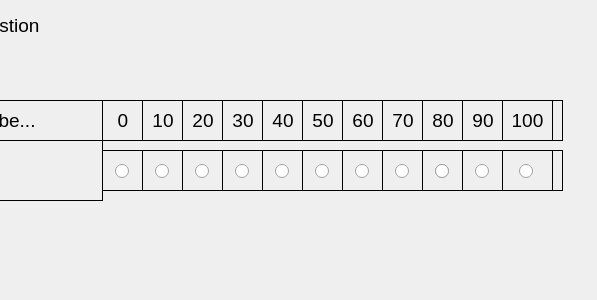
Old version of the form surveys/trust_survey.ui in the repository nickconlon/etgoa_evaluation; both pictures show x 303 to 900 and y 0 to 300 of the 900 by 300 pixel window.
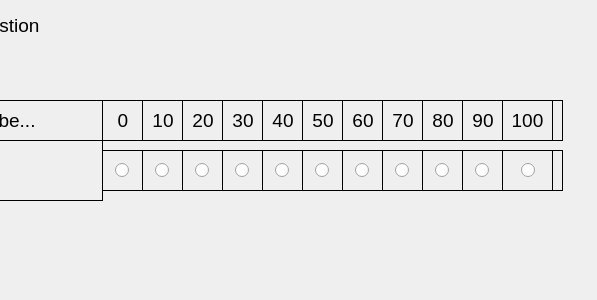
New version of the form.

Commit message: updates to surveys. removing automated surveys from UI

The edit to the form file:
```diff
--- a/surveys/trust_survey.ui
+++ b/surveys/trust_survey.ui
@@ -60,9 +60,9 @@
      <property name="geometry">
       <rect>
        <x>13</x>
-       <y>10</y>
-       <width>16</width>
-       <height>23</height>
+       <y>0</y>
+       <width>31</width>
+       <height>41</height>
       </rect>
      </property>
      <property name="font">
@@ -102,9 +102,9 @@
      <property name="geometry">
       <rect>
        <x>13</x>
-       <y>10</y>
-       <width>16</width>
-       <height>23</height>
+       <y>0</y>
+       <width>31</width>
+       <height>41</height>
       </rect>
      </property>
      <property name="font">
@@ -144,9 +144,9 @@
      <property name="geometry">
       <rect>
        <x>13</x>
-       <y>10</y>
-       <width>16</width>
-       <height>23</height>
+       <y>0</y>
+       <width>31</width>
+       <height>41</height>
       </rect>
      </property>
      <property name="font">
@@ -186,9 +186,9 @@
      <property name="geometry">
       <rect>
        <x>13</x>
-       <y>10</y>
-       <width>16</width>
-       <height>23</height>
+       <y>0</y>
+       <width>31</width>
+       <height>41</height>
       </rect>
      </property>
      <property name="font">
@@ -228,9 +228,9 @@
      <property name="geometry">
       <rect>
        <x>13</x>
-       <y>10</y>
-       <width>16</width>
-       <height>23</height>
+       <y>0</y>
+       <width>31</width>
+       <height>41</height>
       </rect>
      </property>
      <property name="font">
@@ -270,9 +270,9 @@
      <property name="geometry">
       <rect>
        <x>13</x>
-       <y>10</y>
-       <width>16</width>
-       <height>23</height>
+       <y>0</y>
+       <width>31</width>
+       <height>41</height>
       </rect>
      </property>
      <property name="font">
@@ -312,9 +312,9 @@
      <property name="geometry">
       <rect>
        <x>13</x>
-       <y>10</y>
-       <width>16</width>
-       <height>23</height>
+       <y>0</y>
+       <width>31</width>
+       <height>41</height>
       </rect>
      </property>
      <property name="font">
@@ -354,9 +354,9 @@
      <property name="geometry">
       <rect>
        <x>13</x>
-       <y>10</y>
-       <width>16</width>
-       <height>23</height>
+       <y>0</y>
+       <width>31</width>
+       <height>41</height>
       </rect>
      </property>
      <property name="font">
@@ -392,27 +392,6 @@
     <property name="frameShadow">
      <enum>QFrame::Plain</enum>
     </property>
-    <widget class="QRadioButton" name="radioButton_10">
-     <property name="geometry">
-      <rect>
-       <x>13</x>
-       <y>10</y>
-       <width>16</width>
-       <height>23</height>
-      </rect>
-     </property>
-     <property name="font">
-      <font>
-       <pointsize>14</pointsize>
-      </font>
-     </property>
-     <property name="text">
-      <string/>
-     </property>
-     <property name="checked">
-      <bool>false</bool>
-     </property>
-    </widget>
     <widget class="QFrame" name="frame_11">
      <property name="geometry">
       <rect>
@@ -437,9 +416,9 @@
       <property name="geometry">
        <rect>
         <x>13</x>
-        <y>10</y>
-        <width>16</width>
-        <height>23</height>
+        <y>0</y>
+        <width>31</width>
+        <height>41</height>
        </rect>
       </property>
       <property name="font">
@@ -480,9 +459,9 @@
      <property name="geometry">
       <rect>
        <x>13</x>
-       <y>10</y>
-       <width>16</width>
-       <height>23</height>
+       <y>0</y>
+       <width>31</width>
+       <height>41</height>
       </rect>
      </property>
      <property name="font">
@@ -521,10 +500,10 @@
     <widget class="QRadioButton" name="radio_100">
      <property name="geometry">
       <rect>
-       <x>17</x>
-       <y>10</y>
-       <width>16</width>
-       <height>23</height>
+       <x>19</x>
+       <y>0</y>
+       <width>31</width>
+       <height>41</height>
       </rect>
      </property>
      <property name="font">
```
The commit also changes 10 other files.
